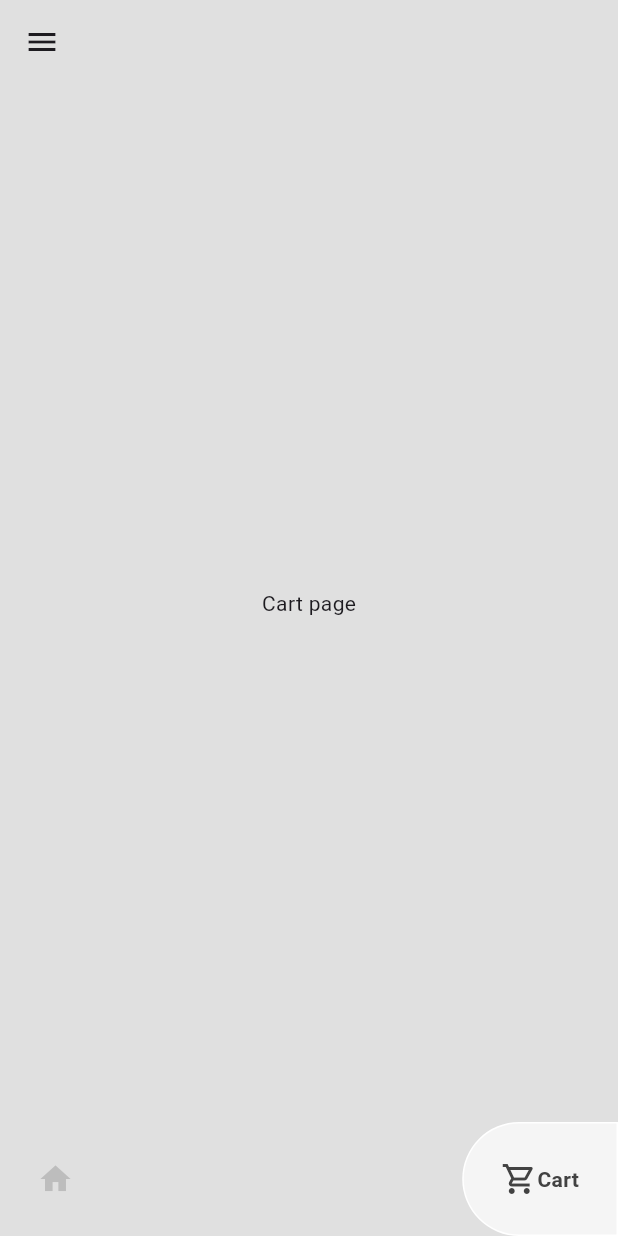
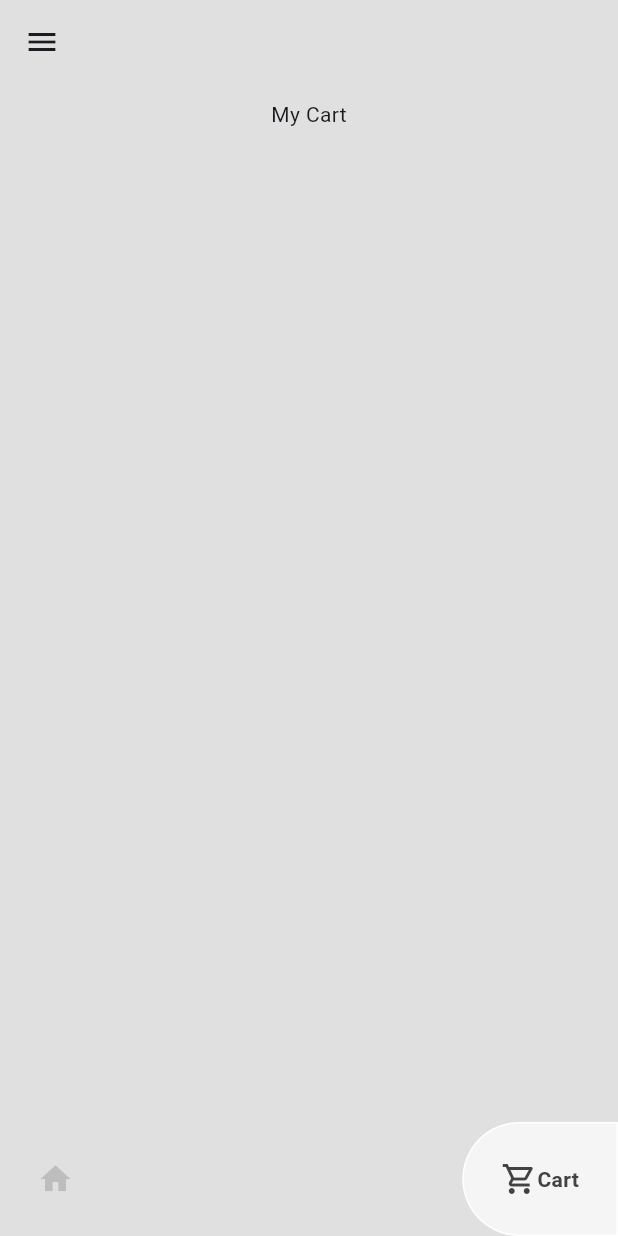
Before and after one commit to Monirul-Islam80/flutter_sneaker_shop_app, a Flutter app: the Homepage screen opened directly, item 2 of the bottom bar chosen, on a phone screen of 412 x 824 dp. Run offline on Flutter 3.47's test engine with Material 3 defaults, Android fonts, the phone set to English and light mode, and no system bars; drawn by our look-alikes of google_nav_bar.

Commit message:
added cart page, functionality to add item in cart, delete item from cart:>

```diff
--- a/sneakershop/lib/models/cart.dart
+++ b/sneakershop/lib/models/cart.dart
@@ -10,15 +10,15 @@ class Cart extends ChangeNotifier {
         description:
             'Lorem Ipsum is simply dummy text of the printing and typesetting industry. Lorem Ipsum has '),
     Shoe(
+        name: "product3",
+        price: '444',
+        imagePath: 'lib/images/shoe3img.jpg',
+        description:
+            'Lorem Ipsum is simply dummy text of the printing and typesetting industry. Lorem Ipsum has '),
+    Shoe(
         name: "product2",
         price: '333',
         imagePath: 'lib/images/shoe2img.jpg',
-        description:
-            'Lorem Ipsum is simply dummy text of the printing and typesetting industry. Lorem Ipsum has '),
-    Shoe(
-        name: "product3",
-        price: '444',
-        imagePath: 'lib/images/shoe3img.jpg',
         description:
             'Lorem Ipsum is simply dummy text of the printing and typesetting industry. Lorem Ipsum has '),
     Shoe(
--- a/sneakershop/lib/pages/cartpage.dart
+++ b/sneakershop/lib/pages/cartpage.dart
@@ -1,4 +1,7 @@
 import 'package:flutter/material.dart';
+import 'package:provider/provider.dart';
+import 'package:sneakershop/components/cartitem.dart';
+import 'package:sneakershop/models/cart.dart';
 
 class CartPage extends StatefulWidget {
   const CartPage({super.key});
@@ -10,10 +13,27 @@ class CartPage extends StatefulWidget {
 class _CartPageState extends State<CartPage> {
   @override
   Widget build(BuildContext context) {
-    return Container(
-      child: const Center(
-        child: Text("Cart page"),
-      ),
-    );
+    return Consumer<Cart>(
+        builder: (context, value, child) => Padding(
+              padding: const EdgeInsets.all(10),
+              child: Column(
+                children: [
+                  const Text("My Cart"),
+                  const SizedBox(
+                    height: 10,
+                  ),
+                  Expanded(
+                    child: ListView.builder(
+                      itemCount: value.userCart.length,
+                      itemBuilder: (context, index) {
+                        return Cartitem(
+                          shoe: value.getUserCart()[index],
+                        );
+                      },
+                    ),
+                  )
+                ],
+              ),
+            ));
   }
 }
```
Also changed, not shown: sneakershop/lib/components/cartitem.dart (added, +66 -0 lines), sneakershop/lib/components/shoetile.dart (+10 -2 lines), sneakershop/lib/pages/shoppage.dart (+33 -0 lines), 8 other files.
